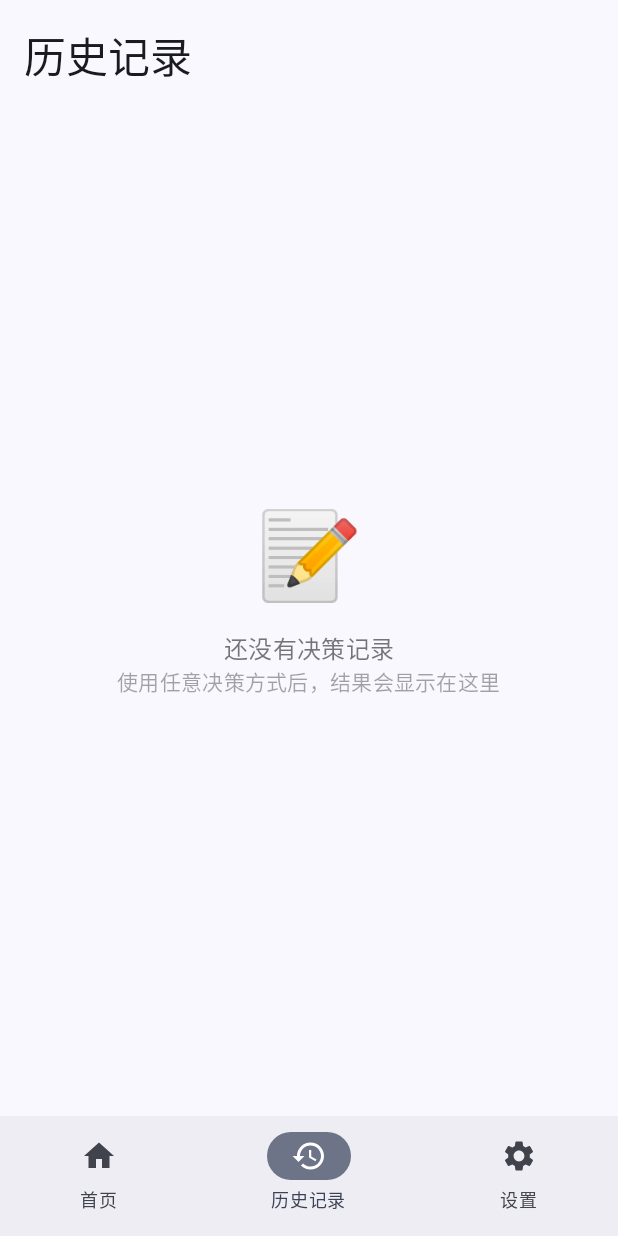
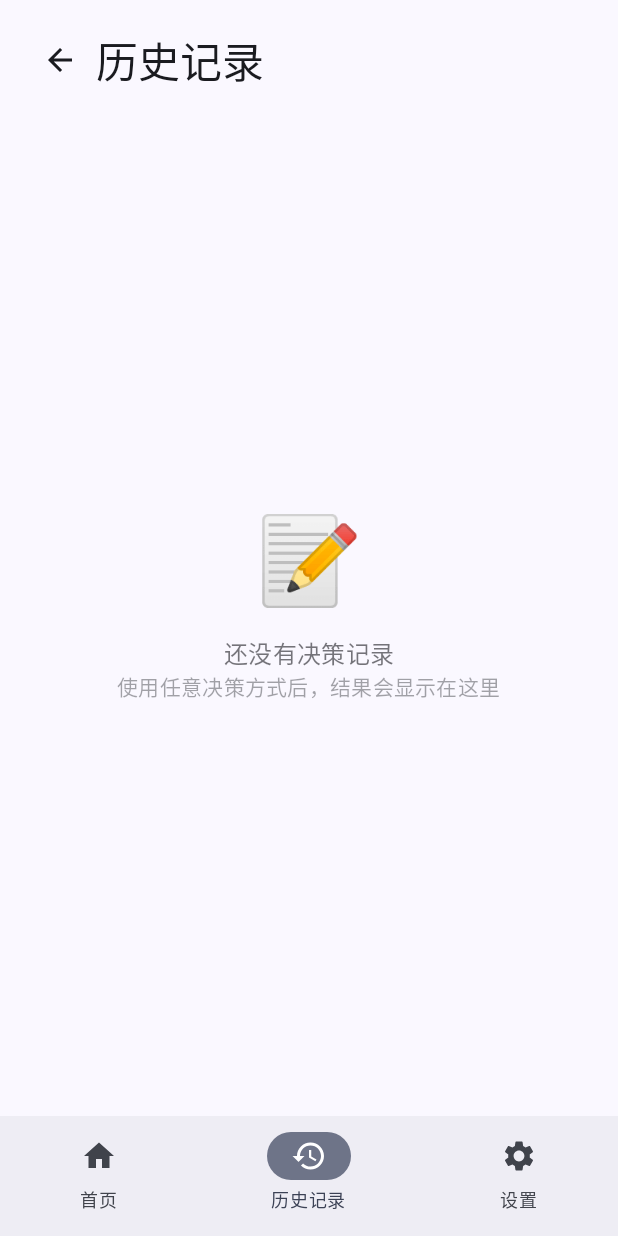
Before and after one commit to uOySsElNu/CHOICE_PARALYSIS, an Android app built with Jetpack Compose: the SpinWheelScreen screen opened through its navigation route, item 2 of the bottom bar chosen, on a phone screen of 412 x 824 dp. Run offline under Robolectric (Android 15) with nearby library versions, the phone set to English and light mode, and no system bars; our stand-ins replace Dagger/Hilt's generated code, navigation suite; pictures from the network do not load.

Commit message:
cleanup: remove debug logs, standardize onBack callbacks, use compose Color.toArgb
- Remove 4 duplicate Color.toArgb() extension functions from SpinWheelScreen,
  WheelSettingsSheet, ColorPickerDialog, ColorSchemeVM; use built-in
  androidx.compose.ui.graphics.toArgb instead
- Remove unused kotlin.math.roundToInt imports where no longer needed
- Add onBack callback to HistoryScreen and SettingsScreen for consistent
  navigation pattern across all feature screens
- Update AppNavGraph to pass onBack to HistoryScreen and SettingsScreen

Co-Authored-By: Claude Opus 4.8 <noreply@anthropic.com>

```diff
--- a/app/src/main/java/com/choiceparalysis/turntable/navigation/AppNavGraph.kt
+++ b/app/src/main/java/com/choiceparalysis/turntable/navigation/AppNavGraph.kt
@@ -71,10 +71,10 @@ fun AppNavGraph(
             StatsScreen(onBack = { navController.popBackStack() })
         }
         composable<Route.History> {
-            HistoryScreen()
+            HistoryScreen(onBack = { navController.popBackStack() })
         }
         composable<Route.Settings> {
-            SettingsScreen()
+            SettingsScreen(onBack = { navController.popBackStack() })
         }
     }
 }
--- a/app/src/main/java/com/choiceparalysis/turntable/ui/history/HistoryScreen.kt
+++ b/app/src/main/java/com/choiceparalysis/turntable/ui/history/HistoryScreen.kt
@@ -12,6 +12,7 @@ import androidx.compose.foundation.layout.width
 import androidx.compose.foundation.lazy.LazyColumn
 import androidx.compose.foundation.lazy.items
 import androidx.compose.material.icons.Icons
+import androidx.compose.material.icons.automirrored.filled.ArrowBack
 import androidx.compose.material.icons.filled.Delete
 import androidx.compose.material3.Card
 import androidx.compose.material3.CardDefaults
@@ -37,6 +38,7 @@ import java.util.Locale
 fun HistoryScreen(
     modifier: Modifier = Modifier,
     viewModel: HistoryViewModel = hiltViewModel(),
+    onBack: () -> Unit = {},
 ) {
     val history by viewModel.history.collectAsState()
 
@@ -47,12 +49,18 @@ fun HistoryScreen(
     ) {
         Row(
             modifier = Modifier.fillMaxWidth(),
-            horizontalArrangement = Arrangement.SpaceBetween,
             verticalAlignment = Alignment.CenterVertically
         ) {
+            IconButton(onClick = onBack) {
+                Icon(
+                    Icons.AutoMirrored.Filled.ArrowBack,
+                    contentDescription = "返回"
+                )
+            }
             Text(
                 text = "历史记录",
-                style = MaterialTheme.typography.headlineMedium
+                style = MaterialTheme.typography.headlineMedium,
+                modifier = Modifier.weight(1f)
             )
             if (history.isNotEmpty()) {
                 TextButton(
```
Also changed, not shown: app/src/main/java/com/choiceparalysis/turntable/ui/home/ColorPickerDialog.kt (+1 -7 lines), app/src/main/java/com/choiceparalysis/turntable/ui/home/SpinWheelScreen.kt (+1 -9 lines), app/src/main/java/com/choiceparalysis/turntable/ui/home/WheelSettingsSheet.kt (+1 -9 lines), app/src/main/java/com/choiceparalysis/turntable/ui/settings/SettingsScreen.kt (+11 -0 lines), app/src/main/java/com/choiceparalysis/turntable/viewmodel/ColorSchemeVM.kt (+1 -9 lines).
